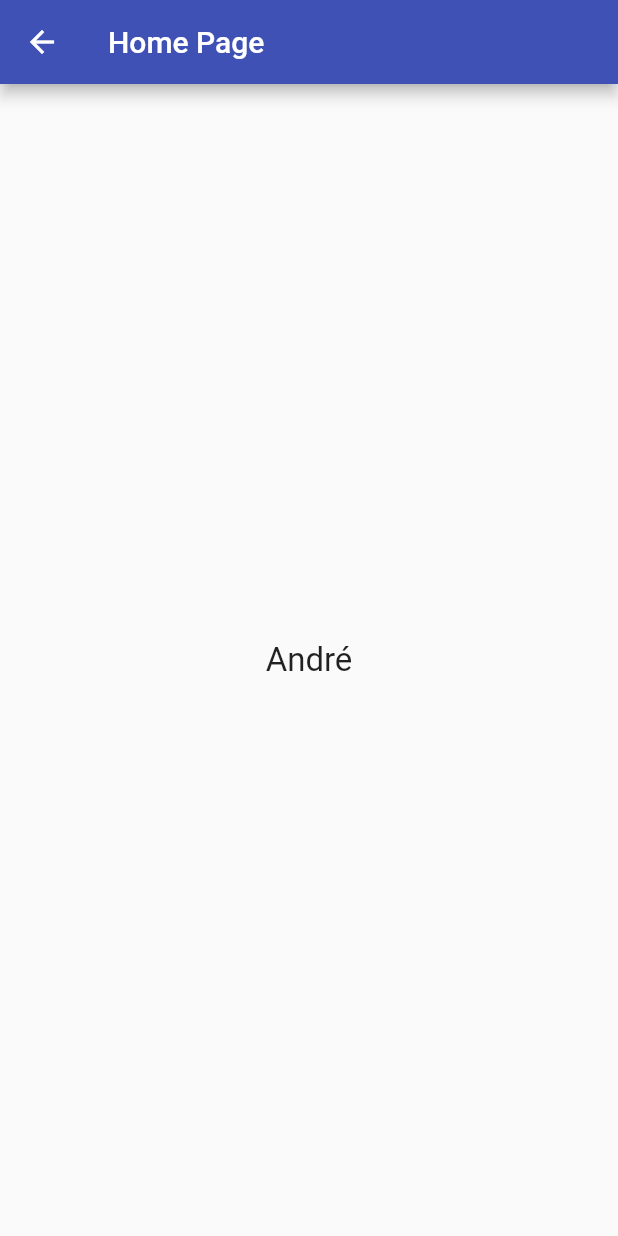
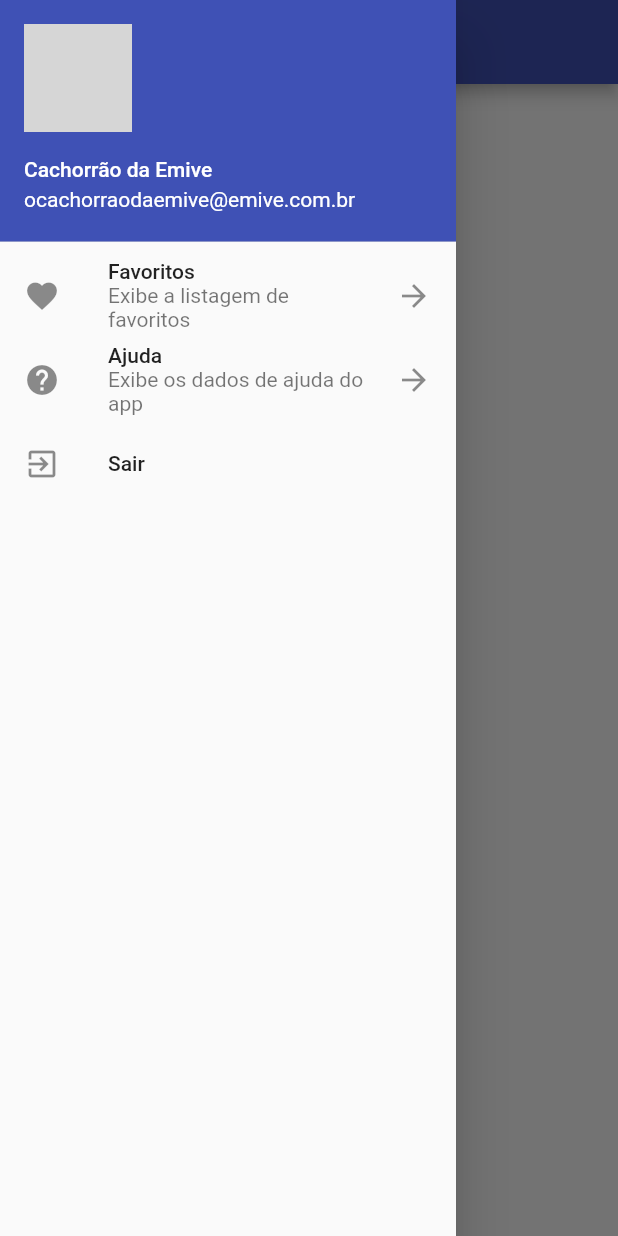
Before and after one commit to andrefch/flutter_carros, a Flutter app: the HomeScreen screen opened directly, with the side drawer open (before the commit the screen has no drawer), on a phone screen of 412 x 824 dp. Run offline on Flutter 3.47's test engine with Material 2 defaults, Android fonts, the phone set to English and light mode, and no system bars; network calls fail; grey boxes are pictures that could not be loaded.

Commit message:
Class 101 - Navigation Drawer

```diff
--- a/lib/screens/home_screen.dart
+++ b/lib/screens/home_screen.dart
@@ -1,4 +1,5 @@
 import 'package:flutter/material.dart';
+import 'package:flutter_carros/widgets/drawer_list.dart';
 
 class HomeScreen extends StatelessWidget {
   @override
@@ -8,6 +9,7 @@ class HomeScreen extends StatelessWidget {
         title: Text("Home Page"),
       ),
       body: _createBody(),
+      drawer: DrawerList(),
     );
   }
 
--- /dev/null
+++ b/lib/widgets/drawer_list.dart
@@ -0,0 +1,72 @@
+import 'package:flutter/material.dart';
+import 'package:flutter_carros/screens/login_screen.dart';
+import 'package:flutter_carros/util/navigator_util.dart';
+
+class DrawerList extends StatelessWidget {
+  @override
+  Widget build(BuildContext context) {
+    return SafeArea(
+      left: false,
+      right: false,
+      bottom: false,
+      child: Drawer(
+        child: ListView(
+          children: <Widget>[
+            UserAccountsDrawerHeader(
+              accountName: Text("Cachorrão da Emive"),
+              accountEmail: Text("ocachorraodaemive@emive.com.br"),
+              currentAccountPicture: CircleAvatar(
+                backgroundImage: NetworkImage(
+                  "https://encrypted-tbn0.gstatic.com/images?q=tbn:ANd9GcQSTY1qd5yRyWPZNcn1EUNglGDd6q0F1AHta4ID0NRBV7Nbp_W6dQ&s"
+                ),
+              ),
+            ),
+            _createItem(
+              context: context,
+              startIconData: Icons.favorite,
+              title: "Favoritos",
+              subtitle: "Exibe a listagem de favoritos",
+              endIconData: Icons.arrow_forward,
+              onTap: () {},
+            ),
+            _createItem(
+              context: context,
+              startIconData: Icons.help,
+              title: "Ajuda",
+              subtitle: "Exibe os dados de ajuda do app",
+              endIconData: Icons.arrow_forward,
+              onTap: () {},
+            ),
+            _createItem(
+              context: context,
+              startIconData: Icons.exit_to_app,
+              title: "Sair",
+              onTap: () {
+                pushScreen(context, LoginScreen(), replace: true);
+              },
+            ),
+          ],
+        ),
+      ),
+    );
+  }
+
+  Widget _createItem(
+      {@required BuildContext context,
+      @required IconData startIconData,
+      @required String title,
+      String subtitle,
+      IconData endIconData,
+      Function onTap}) {
+    return ListTile(
+      leading: Icon(startIconData),
+      title: Text(title),
+      subtitle: subtitle != null ? Text(subtitle) : null,
+      trailing: Icon(endIconData),
+      onTap: () {
+        popScreen(context);
+        onTap();
+      },
+    );
+  }
+}
```
